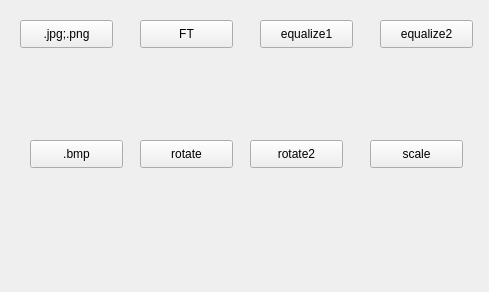
This is imageprocessor/mywidget.ui in Briareu/digital_pic_process as Qt 5 draws it before an edit. The edited form follows.
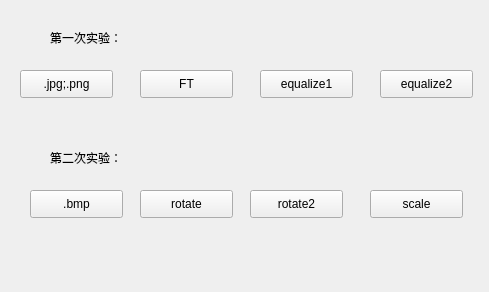
This is the edited form.

```diff
--- a/imageprocessor/mywidget.ui
+++ b/imageprocessor/mywidget.ui
@@ -17,7 +17,7 @@
    <property name="geometry">
     <rect>
      <x>20</x>
-     <y>20</y>
+     <y>70</y>
      <width>93</width>
      <height>28</height>
     </rect>
@@ -30,7 +30,7 @@
    <property name="geometry">
     <rect>
      <x>30</x>
-     <y>140</y>
+     <y>190</y>
      <width>93</width>
      <height>28</height>
     </rect>
@@ -43,7 +43,7 @@
    <property name="geometry">
     <rect>
      <x>140</x>
-     <y>20</y>
+     <y>70</y>
      <width>93</width>
      <height>28</height>
     </rect>
@@ -56,7 +56,7 @@
    <property name="geometry">
     <rect>
      <x>260</x>
-     <y>20</y>
+     <y>70</y>
      <width>93</width>
      <height>28</height>
     </rect>
@@ -69,7 +69,7 @@
    <property name="geometry">
     <rect>
      <x>380</x>
-     <y>20</y>
+     <y>70</y>
      <width>93</width>
      <height>28</height>
     </rect>
@@ -82,7 +82,7 @@
    <property name="geometry">
     <rect>
      <x>140</x>
-     <y>140</y>
+     <y>190</y>
      <width>93</width>
      <height>28</height>
     </rect>
@@ -95,7 +95,7 @@
    <property name="geometry">
     <rect>
      <x>370</x>
-     <y>140</y>
+     <y>190</y>
      <width>93</width>
      <height>28</height>
     </rect>
@@ -108,7 +108,7 @@
    <property name="geometry">
     <rect>
      <x>250</x>
-     <y>140</y>
+     <y>190</y>
      <width>93</width>
      <height>28</height>
     </rect>
@@ -117,6 +117,32 @@
     <string>rotate2</string>
    </property>
   </widget>
+  <widget class="QLabel" name="label">
+   <property name="geometry">
+    <rect>
+     <x>50</x>
+     <y>30</y>
+     <width>91</width>
+     <height>16</height>
+    </rect>
+   </property>
+   <property name="text">
+    <string>第一次实验：</string>
+   </property>
+  </widget>
+  <widget class="QLabel" name="label_2">
+   <property name="geometry">
+    <rect>
+     <x>50</x>
+     <y>150</y>
+     <width>91</width>
+     <height>16</height>
+    </rect>
+   </property>
+   <property name="text">
+    <string>第二次实验：</string>
+   </property>
+  </widget>
  </widget>
  <resources/>
  <connections/>
```
